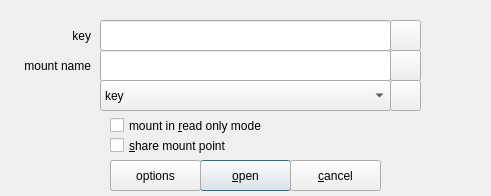
Qt form zuluMount-gui/keydialog.ui (mhogomchungu/zuluCrypt) before a commit.
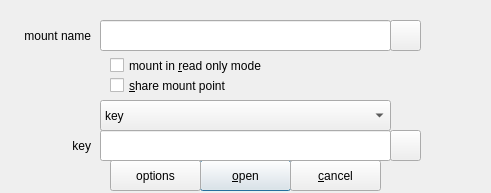
The same form after that commit.

What changed in the file:
```diff
--- a/zuluMount-gui/keydialog.ui
+++ b/zuluMount-gui/keydialog.ui
@@ -7,7 +7,7 @@
     <x>0</x>
     <y>0</y>
     <width>491</width>
-    <height>196</height>
+    <height>193</height>
    </rect>
   </property>
   <property name="windowTitle">
@@ -46,9 +46,9 @@
    <property name="geometry">
     <rect>
      <x>0</x>
-     <y>20</y>
+     <y>120</y>
      <width>91</width>
-     <height>31</height>
+     <height>51</height>
     </rect>
    </property>
    <property name="text">
@@ -65,7 +65,7 @@
    <property name="geometry">
     <rect>
      <x>100</x>
-     <y>20</y>
+     <y>130</y>
      <width>291</width>
      <height>31</height>
     </rect>
@@ -75,7 +75,7 @@
    <property name="geometry">
     <rect>
      <x>390</x>
-     <y>80</y>
+     <y>130</y>
      <width>31</width>
      <height>31</height>
     </rect>
@@ -88,9 +88,9 @@
    <property name="geometry">
     <rect>
      <x>0</x>
-     <y>50</y>
+     <y>10</y>
      <width>91</width>
-     <height>31</height>
+     <height>51</height>
     </rect>
    </property>
    <property name="text">
@@ -107,7 +107,7 @@
    <property name="geometry">
     <rect>
      <x>390</x>
-     <y>50</y>
+     <y>20</y>
      <width>31</width>
      <height>31</height>
     </rect>
@@ -120,18 +120,8 @@
    <property name="geometry">
     <rect>
      <x>100</x>
-     <y>50</y>
-     <width>291</width>
-     <height>31</height>
-    </rect>
-   </property>
-  </widget>
-  <widget class="QPushButton" name="pbkeyFile">
-   <property name="geometry">
-    <rect>
-     <x>390</x>
      <y>20</y>
-     <width>31</width>
+     <width>291</width>
      <height>31</height>
     </rect>
    </property>
@@ -143,7 +133,7 @@
    <property name="geometry">
     <rect>
      <x>110</x>
-     <y>110</y>
+     <y>50</y>
      <width>281</width>
      <height>31</height>
     </rect>
@@ -156,7 +146,7 @@
    <property name="geometry">
     <rect>
      <x>110</x>
-     <y>130</y>
+     <y>70</y>
      <width>281</width>
      <height>31</height>
     </rect>
@@ -182,7 +172,7 @@
    <property name="geometry">
     <rect>
      <x>100</x>
-     <y>80</y>
+     <y>100</y>
      <width>291</width>
      <height>31</height>
     </rect>
```
Left out of the diff: 4 changed lines with no effect on the pictures.
